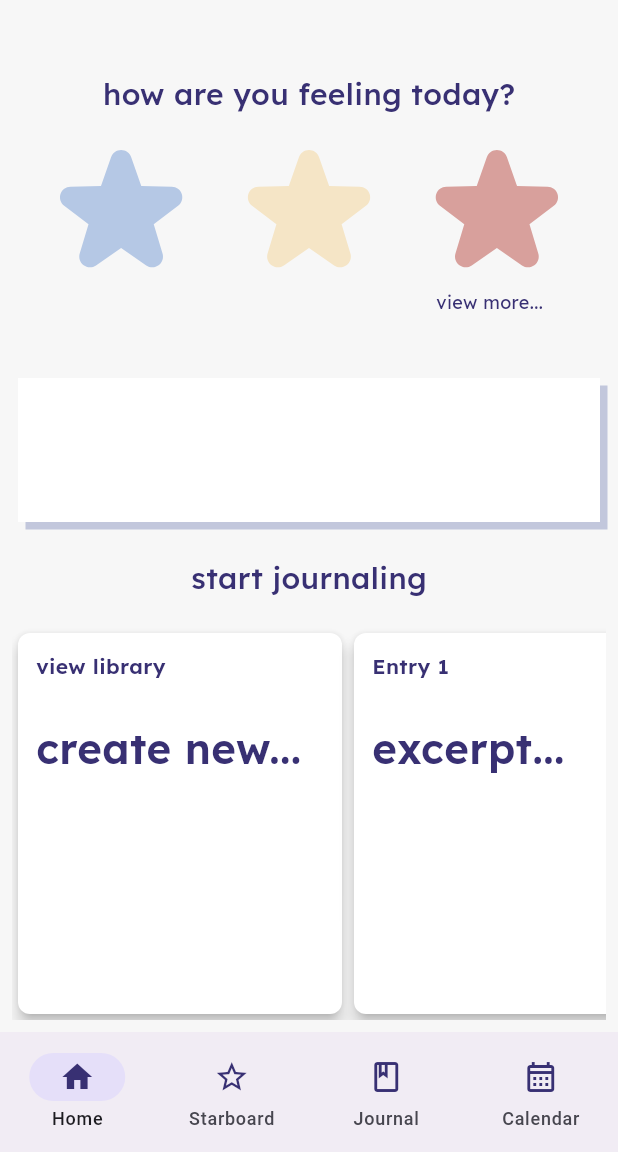
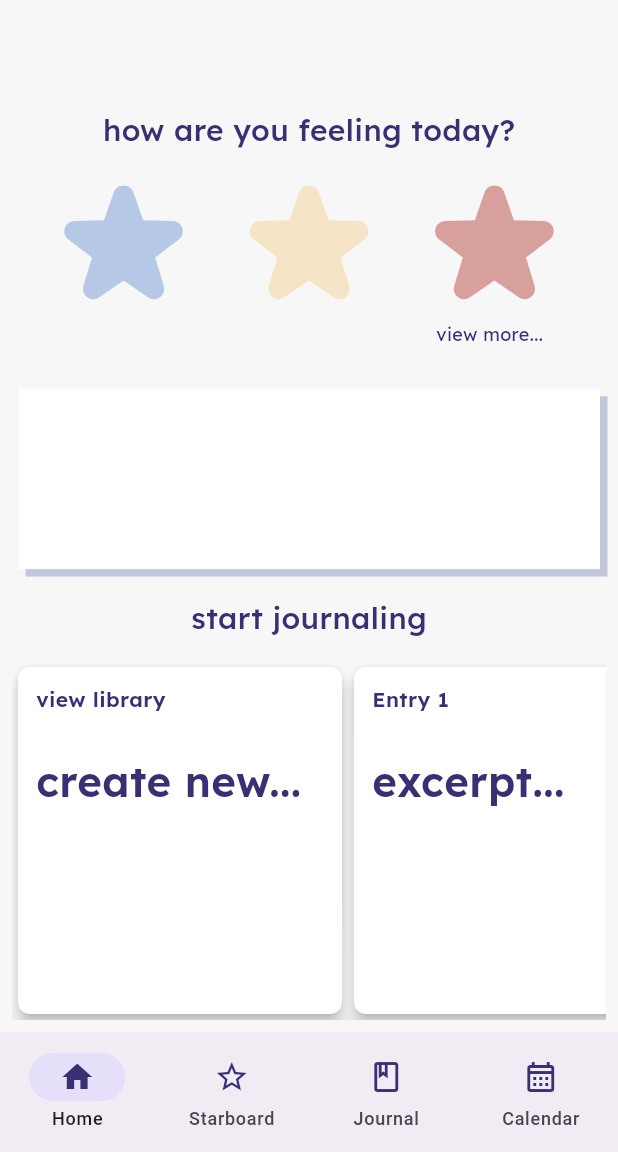
Before and after one commit to SecondSightapp/mobile, a Flutter app: the screen it shows after launch, on a phone screen of 412 x 824 dp, the part 84-1236 px from its top. Run offline on Flutter 3.47's test engine with Material 3 defaults, Android fonts, the phone set to English and light mode, and no system bars; our stand-ins replace google_fonts, google_sign_in.

Commit message:
Added scaling for widgets based on screen size

```diff
--- a/lib/src/ui/components/star.dart
+++ b/lib/src/ui/components/star.dart
@@ -1,6 +1,4 @@
 import 'package:flutter/material.dart';
-import 'package:google_fonts/google_fonts.dart';
-import '../themes/source_colors.dart';
 
 class Star extends StatelessWidget {
   final Color color;
@@ -10,8 +8,8 @@ class Star extends StatelessWidget {
   @override
   Widget build(BuildContext context) {
     return Container(
-      width: 89,
-      height: 85,
+      width: MediaQuery.of(context).size.height * 0.1,
+      height: MediaQuery.of(context).size.height * 0.1,
       decoration: ShapeDecoration(
         color: color,
         shape: const StarBorder(
--- a/lib/src/ui/screens/home.dart
+++ b/lib/src/ui/screens/home.dart
@@ -71,9 +71,9 @@ class HomePageBody extends StatelessWidget {
         crossAxisAlignment: CrossAxisAlignment.stretch,
         children: [
           SizedBox(
-            height: 100,
+            height: MediaQuery.of(context).size.height * 0.15,
             child: Padding(
-              padding: const EdgeInsets.only(top: 25),
+              padding: const EdgeInsets.only(top: 50),
               child: Center(
                 child: Text(
                   'how are you feeling today?',
@@ -89,7 +89,7 @@ class HomePageBody extends StatelessWidget {
             ),
           ),
           SizedBox(
-            height: 140,
+            height: MediaQuery.of(context).size.height * 0.15,
             child: Column(
               children: [
                 const Row(
@@ -122,7 +122,7 @@ class HomePageBody extends StatelessWidget {
           ),
           // add calendar component here
           SizedBox(
-            height: 120,
+            height: MediaQuery.of(context).size.height * 0.175,
             child: Padding(
               padding: const EdgeInsets.all(12.0),
               child: Container(
@@ -139,7 +139,7 @@ class HomePageBody extends StatelessWidget {
             )
           ),
           SizedBox(
-            height: 50,
+            height: MediaQuery.of(context).size.height * 0.05,
             child: Center(
               child: Text(
                 'start journaling',
```
